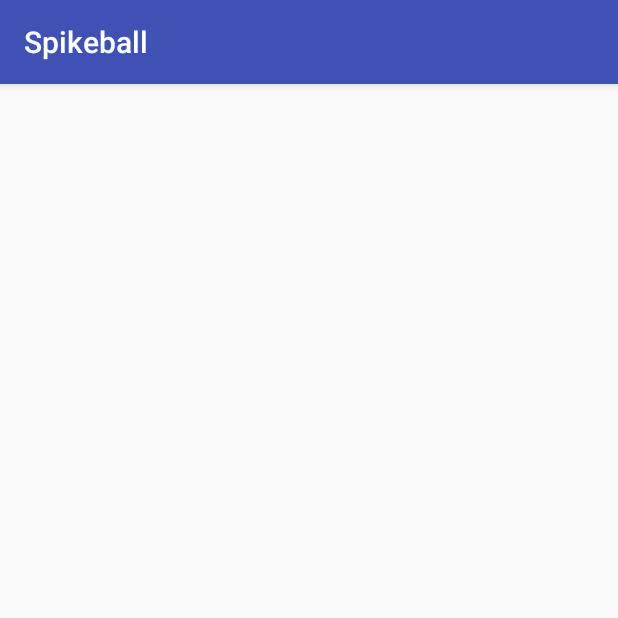
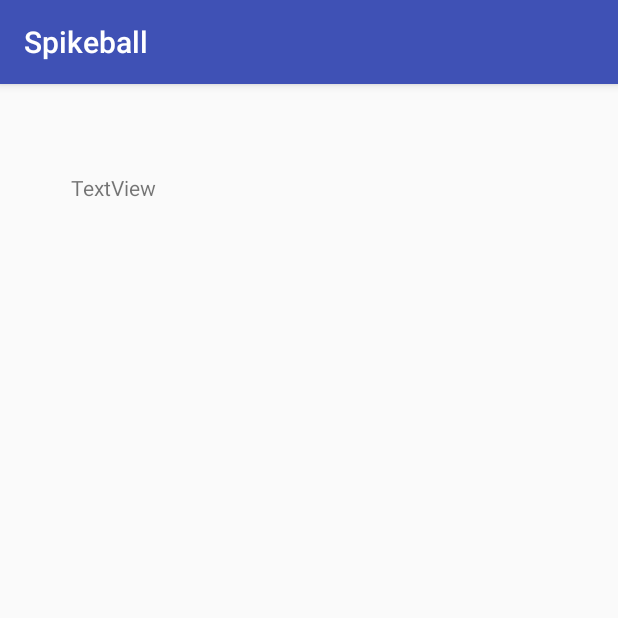
Before and after one commit to benmweber/Spikeballgit, an Android app: the Stats screen opened directly, with no data from a screen before it, on a phone screen of 412 x 824 dp, the top half of it. Run offline under Robolectric (Android 15) with nearby library versions, the phone set to English and light mode, and no system bars; 3 statements that could not run were skipped.

Commit message:
bug fixes wow useless message.. immernoch ein problem mit parcelabel

```diff
--- a/Spikeball/app/src/main/java/com/example/ben/spikeball/Stats.java
+++ b/Spikeball/app/src/main/java/com/example/ben/spikeball/Stats.java
@@ -1,13 +1,33 @@
 package com.example.ben.spikeball;
 
+import android.content.Intent;
 import android.support.v7.app.AppCompatActivity;
 import android.os.Bundle;
+import android.widget.TextView;
+
+import java.util.ArrayList;
 
 public class Stats extends AppCompatActivity {
+
+    private ArrayList<String> myPlayerNameList;
+    private ArrayList<Player> myPlayerList;
+
 
     @Override
     protected void onCreate(Bundle savedInstanceState) {
         super.onCreate(savedInstanceState);
         setContentView(R.layout.activity_stats);
+
+        Intent intent = getIntent();
+
+        Bundle newBundle = intent.getBundleExtra("newBundle");
+        myPlayerList = newBundle.getParcelableArrayList("myPlayerList");
+        myPlayerNameList = newBundle.getStringArrayList("myPlayerNameList");
+
+
+        TextView textView = findViewById(R.id.textView);
+        textView.setText(myPlayerNameList.get(0) + " " + myPlayerList.get(0).mmr);
+
+
     }
 }
--- a/Spikeball/app/src/main/res/layout/activity_stats.xml
+++ b/Spikeball/app/src/main/res/layout/activity_stats.xml
@@ -6,4 +6,14 @@
     android:layout_height="match_parent"
     tools:context=".Stats">
 
+    <TextView
+        android:id="@+id/textView"
+        android:layout_width="wrap_content"
+        android:layout_height="wrap_content"
+        android:layout_marginLeft="47dp"
+        android:layout_marginStart="47dp"
+        android:layout_marginTop="59dp"
+        android:text="TextView"
+        app:layout_constraintStart_toStartOf="parent"
+        app:layout_constraintTop_toTopOf="parent" />
 </android.support.constraint.ConstraintLayout>
```
Also changed, not shown: Spikeball/app/src/main/java/com/example/ben/spikeball/MainActivity.java (+13 -4 lines), Spikeball/app/src/main/java/com/example/ben/spikeball/Player.java (+4 -10 lines), Spikeball/app/src/main/java/com/example/ben/spikeball/Turnier.java (+4 -3 lines).
